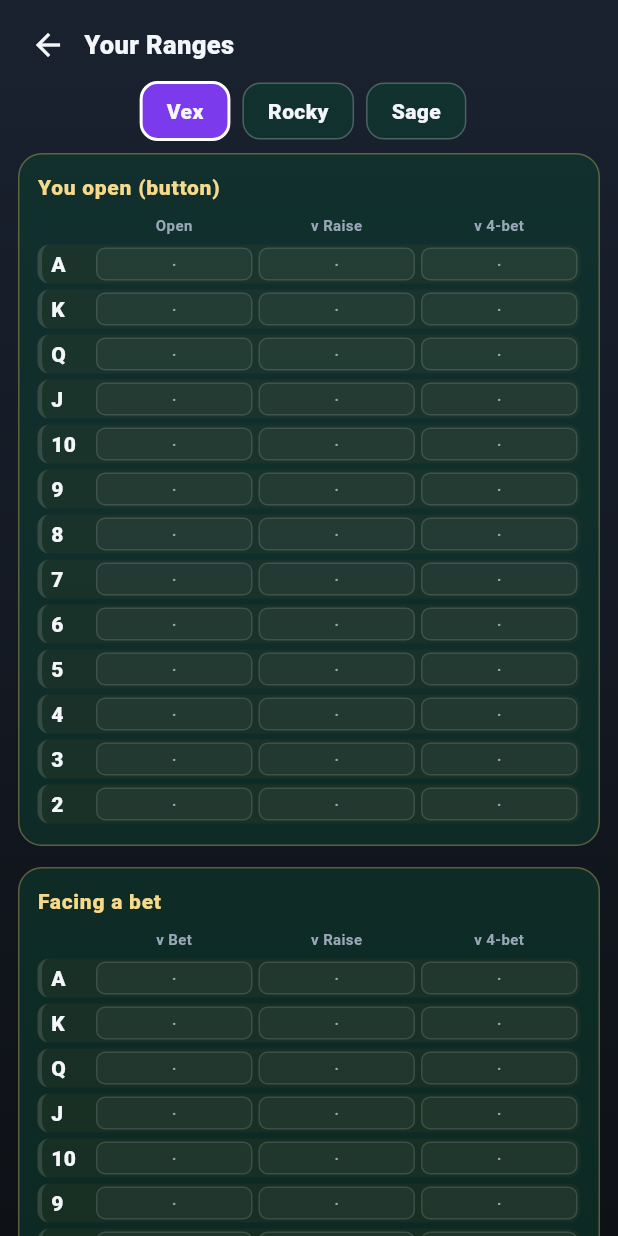
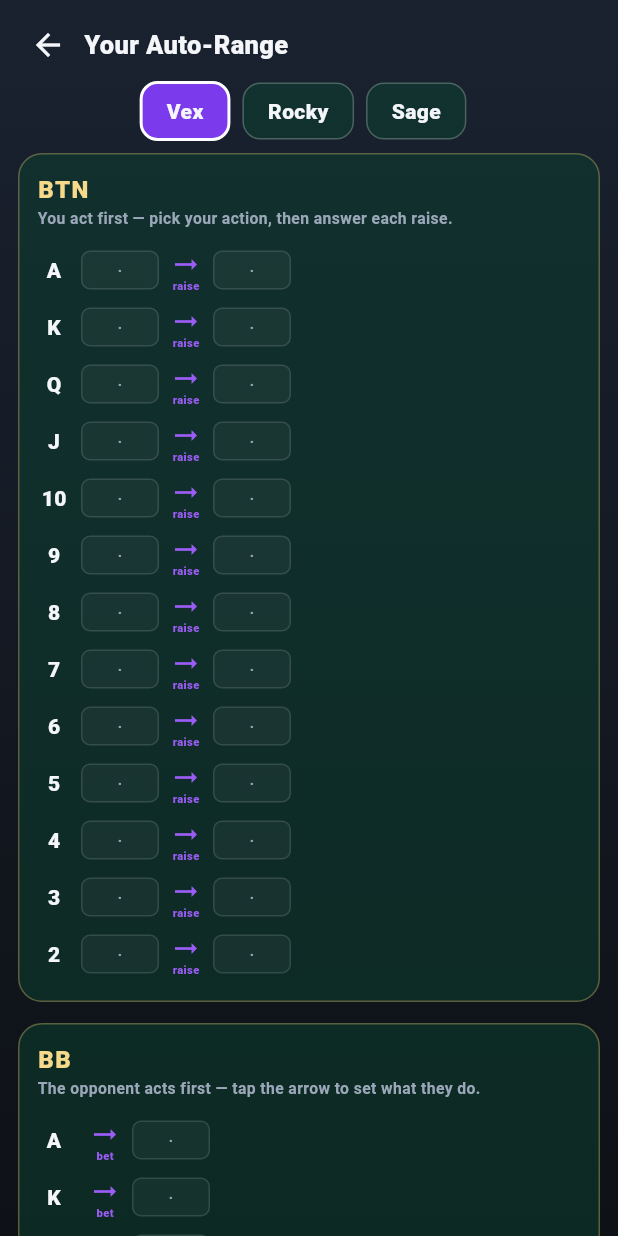
Before and after one commit to codin-shmodin/NuclearPoker, a Flutter app: the AdventureMapScreen screen opened directly, after a tap on the "grid view" icon, on a phone screen of 412 x 824 dp. Run offline on Flutter 3.47's test engine with Material 3 defaults, Android fonts, the phone set to English and light mode, and no system bars; our stand-ins replace flutter_animate, shared_preferences; accounts and stored records are empty.

Commit message:
Auto-range chart: interactive BTN/BB editor; rename "bot" -> "auto-range"
Rebuild the read-only range matrix as an editable two-section chart:

- BTN (you act first): tap your action square (check/bet → cycles), an
  always-live purple arrow shows the opponent betting/raising, then a
  required square for your answer; tap dim arrows to reveal each deeper
  "they raise again" step.
- BB (opponent acts first): each row leads with a tappable arrow that
  toggles the opponent's first action — check (blue) vs bet (purple) —
  then your answer, then the same deepening pattern.

Node + verb both derive from the line's aggression depth (1=bet, 2=raise,
3+=re-raise), reusing aggroVerb/aggroVerbCap, so no schema change: it still
writes the same HumanLine over the 5 BetNodes. Tapping cycles and auto-saves
via LineStore (added HumanLine.clear() to cycle a cell back to blank).

Rename the player's saved-strategy feature from "bot" to "auto-range" in the
map intro and the chart (title/legend); the AI opponents stay "bot".

Co-Authored-By: Claude Opus 4.8 (1M context) <noreply@anthropic.com>

```diff
--- a/lib/features/adventure_map/adventure_map_screen.dart
+++ b/lib/features/adventure_map/adventure_map_screen.dart
@@ -127,13 +127,13 @@ class _AdventureMapScreenState extends State<AdventureMapScreen> {
             SizedBox(height: 14),
             _IntroPoint(
               icon: Icons.bolt_rounded,
-              text: 'Then play hands and hit Save line to teach your own bot. '
-                  'Turn on Auto and it plays your saved line for you.',
+              text: 'Then play hands and hit Save line to build your auto-range. '
+                  'Turn on Auto and it plays your auto-range for you.',
             ),
             SizedBox(height: 14),
             _IntroPoint(
               icon: Icons.grid_view_rounded,
-              text: 'See your saved ranges any time from the grid button '
+              text: 'See and edit your auto-range any time from the grid button '
                   'up top.',
             ),
             SizedBox(height: 14),
@@ -423,7 +423,7 @@ class _Hud extends StatelessWidget {
           _RewardTray(coins: coins),
           const SizedBox(width: 4),
           IconButton(
-            tooltip: 'Your ranges',
+            tooltip: 'Your auto-range',
             onPressed: onRangeChart,
             icon: const Icon(Icons.grid_view_rounded,
                 color: AppColors.textPrimary),
--- a/lib/features/adventure_map/range_chart_screen.dart
+++ b/lib/features/adventure_map/range_chart_screen.dart
@@ -1,36 +1,36 @@
 import 'package:flutter/material.dart';
 
 import '../../engine/cards/rank.dart';
-import '../../engine/players/bot_profile.dart' show BetNode, BotProfile;
+import '../../engine/players/bot_profile.dart' show BetNode;
 import '../../engine/players/range_bot.dart' show BotMove;
 import '../../theme/app_colors.dart';
+import '../headsup_trainer/headsup_controller.dart' show aggroVerb, aggroVerbCap;
 import '../headsup_trainer/human_line.dart';
 import 'level.dart';
 import 'line_store.dart';
 
-/// One situation column-group in the chart: a heading plus the chain of *your*
-/// decision nodes along the "villain keeps raising" line (see
-/// docs/expansion-plans.md §1).
-class _Situation {
-  const _Situation(this.title, this.nodes, this.columns);
-  final String title;
-  final List<BetNode> nodes;
-  final List<String> columns; // short header per node
-}
+/// Which position the row describes — the two halves of the auto-range chart.
+enum _Section { btn, bb }
 
-const List<_Situation> _situations = [
-  _Situation('You open (button)',
-      [BetNode.open, BetNode.facingRaise, BetNode.facingReraise],
-      ['Open', 'v Raise', 'v 4-bet']),
-  _Situation('Facing a bet',
-      [BetNode.facingBet, BetNode.facingRaise, BetNode.facingReraise],
-      ['v Bet', 'v Raise', 'v 4-bet']),
-  _Situation('Checked to you', [BetNode.checkedTo], ['Check?']),
-];
+/// Your options at a "passive" node (open / checked to you): check, or open the
+/// betting. At a "facing" node you can fold, call, or raise.
+const List<BotMove> _passiveMoves = [BotMove.check, BotMove.pot];
+const List<BotMove> _facingMoves = [BotMove.fold, BotMove.call, BotMove.pot];
 
-/// Read-only view of the player's *designed* range (their saved [HumanLine]) for
-/// each level — the 13 ranks × 3 situations layout. Reached from the map's
-/// chart button. Empty cells are spots you haven't captured yet.
+/// The facing node you reach when the action you're now answering is the
+/// [depth]-th aggressive action of the round (1 = a bet, 2 = a raise, 3+ = a
+/// re-raise). Deeper than a re-raise all folds back into [BetNode.facingReraise].
+BetNode _facingNode(int depth) => depth <= 1
+    ? BetNode.facingBet
+    : depth == 2
+        ? BetNode.facingRaise
+        : BetNode.facingReraise;
+
+/// The editable view of the player's own *auto-range* — the saved [HumanLine]
+/// the trainer auto-plays for them. Two sections (BTN / BB) of 13 rank rows.
+/// Tap a square to cycle your action (it auto-saves); tap a dim arrow to add the
+/// next "and the opponent raises again" step. Reached from the map's chart
+/// button, one tab per level/opponent.
 class RangeChartScreen extends StatefulWidget {
   const RangeChartScreen({super.key, required this.lineStore});
 
@@ -45,6 +45,14 @@ class _RangeChartScreenState extends State<RangeChartScreen> {
   bool _loading = true;
   int _selected = kLevels.first.id;
 
+  /// How many *optional* (opponent-raises-again) steps the player has revealed
+  /// for a given row, keyed by "section_rank_branch".
+  final Map<String, int> _revealed = {};
+
+  /// In the BB section, which branch a row currently shows: true = the opponent
+  /// opened the betting (facing a bet), false = the opponent checked to you.
+  final Map<String, bool> _bbBet = {};
+
   @override
   void initState() {
     super.initState();
@@ -58,11 +66,26 @@ class _RangeChartScreenState extends State<RangeChartScreen> {
     if (mounted) setState(() => _loading = false);
   }
 
+  HumanLine get _line => _lines[_selected] ??= HumanLine();
+
+  Future<void> _save() => widget.lineStore.save(_selected, _line);
+
+  void _cycle(BetNode node, int rv, List<BotMove> moves) {
+    final cycle = <BotMove?>[null, ...moves];
+    final i = cycle.indexOf(_line.moveAt(node, rv));
+    final next = cycle[(i + 1) % cycle.length];
+    setState(() {
+      if (next == null) {
+        _line.clear(node, rv);
+      } else {
+        _line.record(node, rv, next);
+      }
+    });
+    _save();
+  }
+
   @override
   Widget build(BuildContext context) {
-    final line = _lines[_selected] ?? HumanLine();
-    final level = kLevels.firstWhere((l) => l.id == _selected);
-    final profile = botProfileFor(level.botProfileId);
     return Scaffold(
       body: Container(
         decoration: const BoxDecoration(
@@ -87,9 +110,8 @@ class _RangeChartScreenState extends State<RangeChartScreen> {
                         padding: const EdgeInsets.fromLTRB(12, 4, 12, 24),
                         child: Column(
                           children: [
-                            for (final s in _situations)
-                              _SituationCard(
-                                  situation: s, line: line, profile: profile),
+                            _sectionCard(_Section.btn),
+                            _sectionCard(_Section.bb),
                             const _ChartLegend(),
                           ],
                         ),
@@ -111,7 +133,7 @@ class _RangeChartScreenState extends State<RangeChartScreen> {
               onPressed: () => Navigator.of(context).maybePop(),
             ),
             const Text(
-              'Your Ranges',
+              'Your Auto-Range',
               style: TextStyle(
                 fontSize: 17,
                 fontWeight: FontWeight.w800,
@@ -138,7 +160,226 @@ class _RangeChartScreenState extends State<RangeChartScreen> {
           ],
         ),
       );
+
+  // ---- Section + rows -----------------------------------------------------
+
+  Widget _sectionCard(_Section section) {
+    final ranks = Rank.values.reversed.toList(); // A → 2
+    final isBtn = section == _Section.btn;
+    return Container(
+      margin: const EdgeInsets.only(bottom: 14),
+      padding: const EdgeInsets.all(12),
+      decoration: BoxDecoration(
+        color: AppColors.feltDark.withValues(alpha: 0.55),
+        borderRadius: BorderRadius.circular(16),
+        border: Border.all(color: AppColors.gold.withValues(alpha: 0.35)),
+      ),
+      child: Column(
+        crossAxisAlignment: CrossAxisAlignment.start,
+        children: [
+          Text(
+            isBtn ? 'BTN' : 'BB',
+            style: const TextStyle(
+              fontSize: 16,
+              fontWeight: FontWeight.w900,
+              color: AppColors.goldBright,
+              letterSpacing: 1.0,
+            ),
+          ),
+          Text(
+            isBtn
+                ? 'You act first — pick your action, then answer each raise.'
+                : 'The opponent acts first — tap the arrow to set what they do.',
+            style: const TextStyle(
+              fontSize: 10.5,
+              fontWeight: FontWeight.w600,
+              color: AppColors.textMuted,
+            ),
+          ),
+          const SizedBox(height: 8),
+          Row(
+            crossAxisAlignment: CrossAxisAlignment.start,
+            children: [
+              Column(
+                children: [
+                  for (final r in ranks)
+                    SizedBox(
+                      width: 22,
+                      height: _kRowH,
+                      child: Center(
+                        child: Text(
+                          r.label,
+                          style: const TextStyle(
+                            fontSize: 14,
+                            fontWeight: FontWeight.w900,
+                            color: AppColors.textPrimary,
+                          ),
+                        ),
+                      ),
+                    ),
+                ],
+              ),
+              const SizedBox(width: 6),
+              Expanded(
+                child: SingleChildScrollView(
+                  scrollDirection: Axis.horizontal,
+                  child: Column(
+                    crossAxisAlignment: CrossAxisAlignment.start,
+                    children: [
+                      for (final r in ranks)
+                        SizedBox(
+                          height: _kRowH,
+                          child: Row(children: _segments(section, r.value)),
+                        ),
+                    ],
+                  ),
+                ),
+              ),
+            ],
+          ),
+        ],
+      ),
+    );
+  }
+
+  /// Build one row left→right: your squares interleaved with opponent arrows,
+  /// walking the betting line and stopping where it resolves (you call/fold, or
+  /// the opponent's next raise hasn't been revealed yet).
+  List<Widget> _segments(_Section section, int rv) {
+    final out = <Widget>[];
+    int aggr; // aggressive actions taken before the square about to be added
+    BetNode node;
+
+    if (section == _Section.btn) {
+      out.add(_cell(BetNode.open, rv, _passiveMoves, 1));
+      final youChecked = _line.moveAt(BetNode.open, rv) == BotMove.check;
+      // The opponent always gets to act; this first arrow is always live.
+      aggr = youChecked ? 1 : 2; // they bet (1) if you checked, else raise (2)
+      out.add(_arrow(active: true, blue: false, label: aggroVerb(aggr)));
+      node = _facingNode(aggr);
+      out.add(_cell(node, rv, _facingMoves, aggr + 1));
+    } else {
+      final betKey = '$rv';
+      final bet = _bbBet[betKey] ?? true;
+      out.add(_arrow(
+        active: bet,
+        blue: !bet,
+        label: bet ? aggroVerb(1) : 'check',
+        onTap: () => setState(() => _bbBet[betKey] = !bet),
+      ));
+      if (bet) {
+        aggr = 1;
+        node = BetNode.facingBet;
+        out.add(_cell(node, rv, _facingMoves, aggr + 1));
+      } else {
+        aggr = 0;
+        node = BetNode.checkedTo;
+        out.add(_cell(node, rv, _passiveMoves, aggr + 1));
+      }
+    }
+
+    // Optional deeper steps: only while you keep raising (pot) does the
+    // opponent get another raise to answer.
+    final branch = section == _Section.bb ? (_bbBet['$rv'] ?? true) : true;
+    final key = '${section.name}_${rv}_$branch';
+    final revealed = _revealed[key] ?? 0;
+    var optional = 0;
+    while (true) {
+      if (_line.moveAt(node, rv) != BotMove.pot) break; // you didn't raise
+      if (node == BetNode.facingReraise) break; // deepest node we model
+      final botDepth = aggr + 2; // your raise = aggr+1, their re-raise = aggr+2
+      final nextNode = _facingNode(botDepth);
+      final hasData = _line.moveAt(nextNode, rv) != null;
+      final active = optional < revealed || hasData;
+      final idx = optional;
+      out.add(_arrow(
+        active: active,
+        blue: false,
+        label: aggroVerb(botDepth),
+        onTap: active ? null : () => setState(() => _revealed[key] = idx + 1),
+      ));
+      if (!active) break; // dim arrow — wait for the player to reveal it
+      aggr = botDepth;
+      node = nextNode;
+      out.add(_cell(node, rv, _facingMoves, aggr + 1));
+      optional++;
+    }
+    return out;
+  }
+
+  Widget _cell(BetNode node, int rv, List<BotMove> moves, int aggrIndex) {
+    final move = _line.moveAt(node, rv);
+    return GestureDetector(
+      onTap: () => _cycle(node, rv, moves),
+      child: Container(
+        width: 52,
+        height: 26,
+        margin: const EdgeInsets.symmetric(horizontal: 1, vertical: 4),
+        alignment: Alignment.center,
+        decoration: BoxDecoration(
+          color: move == null
+              ? Colors.white.withValues(alpha: 0.04)
+              : _moveColor(move).withValues(alpha: 0.9),
+          borderRadius: BorderRadius.circular(6),
+          border: Border.all(
+            color: move == null ? Colors.white12 : Colors.white24,
+          ),
+        ),
+        child: Text(
+          move == null ? '·' : _moveLabel(move, aggrIndex),
+          style: TextStyle(
+            fontSize: 9,
+            fontWeight: FontWeight.w900,
+            color: move == null ? AppColors.textMuted : Colors.white,
+          ),
+        ),
+      ),
+    );
+  }
+
+  /// An opponent action between two of your squares. [active] arrows are filled
+  /// (purple for a bet/raise, blue for a check); a dim arrow is an unrevealed
+  /// "they raise again" step you can tap to add.
+  Widget _arrow({
+    required bool active,
+    required bool blue,
+    required String label,
+    VoidCallback? onTap,
+  }) {
+    final color = !active
+        ? Colors.white.withValues(alpha: 0.22)
+        : blue
+            ? AppColors.chipBlue
+            : AppColors.potPurple;
+    return GestureDetector(
+      onTap: onTap,
+      behavior: HitTestBehavior.opaque,
+      child: SizedBox(
+        width: 34,
+        height: _kRowH,
+        child: Column(
+          mainAxisAlignment: MainAxisAlignment.center,
+          children: [
+            Icon(Icons.arrow_right_alt, color: color, size: 22),
+            Text(
+              label,
+              maxLines: 1,
+              overflow: TextOverflow.visible,
+              style: TextStyle(
+                fontSize: 7.5,
+                height: 1,
+                fontWeight: FontWeight.w800,
+                color: color,
+              ),
+            ),
+          ],
+        ),
+      ),
+    );
+  }
 }
+
+const double _kRowH = 38;
 
 class _LevelTab extends StatelessWidget {
   const _LevelTab(
@@ -176,132 +417,6 @@ class _LevelTab extends StatelessWidget {
   }
 }
 
-class _SituationCard extends StatelessWidget {
-  const _SituationCard(
-      {required this.situation, required this.line, required this.profile});
-
-  final _Situation situation;
-  final HumanLine line;
-  final BotProfile profile;
-
-  @override
-  Widget build(BuildContext context) {
-    final ranks = Rank.values.reversed.toList(); // A → 2
-    return Container(
-      margin: const EdgeInsets.only(bottom: 14),
-      padding: const EdgeInsets.all(12),
-      decoration: BoxDecoration(
-        color: AppColors.feltDark.withValues(alpha: 0.55),
-        borderRadius: BorderRadius.circular(16),
-        border: Border.all(color: AppColors.gold.withValues(alpha: 0.35)),
-      ),
-      child: Column(
-        crossAxisAlignment: CrossAxisAlignment.start,
-        children: [
-          Text(
-            situation.title,
-            style: const TextStyle(
-              fontSize: 14,
-              fontWeight: FontWeight.w900,
-              color: AppColors.goldBright,
-              letterSpacing: 0.5,
-            ),
-          ),
-          const SizedBox(height: 8),
-          // Column headers.
-          Row(
-            children: [
-              const SizedBox(width: 37),
-              for (final c in situation.columns)
-                Expanded(
-                  child: Text(
-                    c,
-                    textAlign: TextAlign.center,
-                    style: const TextStyle(
-                      fontSize: 10,
-                      fontWeight: FontWeight.w700,
-                      color: AppColors.textMuted,
-                    ),
-                  ),
-                ),
-            ],
-          ),
-          const SizedBox(height: 4),
-          for (final r in ranks) _rankRow(r),
-        ],
-      ),
-    );
-  }
-
-  Widget _rankRow(Rank r) {
-    final state = _lineState(profile, line, situation.nodes, r.value);
-    // Subtle line-completeness wash behind the row: faint green when the line
-    // is resolved (the bot has no further raise), faint amber when it's still
-    // open (empty, or the bot could re-raise and we've saved no answer).
-    final wash = switch (state) {
-      _LineState.complete => AppColors.win.withValues(alpha: 0.10),
-      _LineState.incomplete => const Color(0xFFE08A2B).withValues(alpha: 0.10),
-      _LineState.empty => const Color(0xFFE08A2B).withValues(alpha: 0.05),
-    };
-    final edge = switch (state) {
-      _LineState.complete => AppColors.win.withValues(alpha: 0.7),
-      _LineState.incomplete => const Color(0xFFE08A2B).withValues(alpha: 0.7),
-      _LineState.empty => Colors.white.withValues(alpha: 0.12),
-    };
-    return Container(
-      margin: const EdgeInsets.symmetric(vertical: 2),
-      decoration: BoxDecoration(
-        color: wash,
-        borderRadius: BorderRadius.circular(8),
-        border: Border(left: BorderSide(color: edge, width: 3)),
-      ),
-      padding: const EdgeInsets.fromLTRB(6, 2, 0, 2),
-      child: Row(
-        children: [
-          SizedBox(
-            width: 28,
-            child: Text(
-              r.label,
-              style: const TextStyle(
-                fontSize: 14,
-                fontWeight: FontWeight.w900,
-                color: AppColors.textPrimary,
-              ),
-            ),
-          ),
-          for (final node in situation.nodes)
-            Expanded(child: _cell(line.moveAt(node, r.value))),
-        ],
-      ),
-    );
-  }
-
-  Widget _cell(BotMove? move) {
-    return Container(
-      height: 22,
-      margin: const EdgeInsets.symmetric(horizontal: 2),
-      alignment: Alignment.center,
-      decoration: BoxDecoration(
-        color: move == null
-            ? Colors.white.withValues(alpha: 0.04)
-            : _moveColor(move).withValues(alpha: 0.9),
-        borderRadius: BorderRadius.circular(6),
-        border: Border.all(
-          color: move == null ? Colors.white12 : Colors.white24,
-        ),
-      ),
-      child: Text(
-        move == null ? '·' : _moveLabel(move),
-        style: TextStyle(
-          fontSize: 9,
-          fontWeight: FontWeight.w900,
-          color: move == null ? AppColors.textMuted : Colors.white,
-        ),
-      ),
-    );
-  }
-}
-
 Color _moveColor(BotMove move) {
   switch (move) {
     case BotMove.pot:
@@ -315,10 +430,10 @@ Color _moveColor(BotMove move) {
   }
 }
 
-String _moveLabel(BotMove move) {
+String _moveLabel(BotMove move, int aggrIndex) {
   switch (move) {
     case BotMove.pot:
-      return 'POT';
+      return aggroVerbCap(aggrIndex).toUpperCase(); // BET / RAISE / 3-BET …
     case BotMove.call:
       return 'CALL';
     case BotMove.check:
@@ -328,51 +443,7 @@ String _moveLabel(BotMove move) {
   }
 }
 
-/// How resolved a saved line is. [empty] = nothing saved here; [complete] = the
-/// line ends with no further bot raise possible; [incomplete] = the bot could
-/// still re-raise and we've saved no answer.
-enum _LineState { empty, complete, incomplete }
-
-/// The bot's facing node right after we pot/raise at one of *our* nodes — one
-/// raise deeper down the ladder.
-BetNode _botFacesAfterOurPot(BetNode ours) {
-  switch (ours) {
-    case BetNode.open:
-    case BetNode.checkedTo:
-      return BetNode.facingBet;
-    case BetNode.facingBet:
-      return BetNode.facingRaise;
-    case BetNode.facingRaise:
-    case BetNode.facingReraise:
-      return BetNode.facingReraise;
-  }
-}
-
-/// Whether the bot ever pots (raises) at [node] with any card.
-bool _botEverPots(BotProfile profile, BetNode node) =>
-    Rank.values.any((r) => profile.moveAt(node, r.value) == BotMove.pot);
-
-/// Walk a situation's "bot keeps raising" chain for one card and report whether
-/// the line is resolved. We pot → the bot may re-raise (faces a node one deeper):
-/// if it never raises there the line is done; if it can, we need the next node
-/// filled, else the line is still open.
-_LineState _lineState(
-    BotProfile profile, HumanLine line, List<BetNode> nodes, int v) {
-  for (var i = 0; i < nodes.length; i++) {
-    final move = line.moveAt(nodes[i], v);
-    if (move == null) {
-      return i == 0 ? _LineState.empty : _LineState.incomplete;
-    }
-    if (move != BotMove.pot) return _LineState.complete; // passive → resolved
-    if (!_botEverPots(profile, _botFacesAfterOurPot(nodes[i]))) {
-      return _LineState.complete; // our raise can't be re-raised
-    }
-    if (i == nodes.length - 1) return _LineState.incomplete; // no deeper column
-  }
-  return _LineState.incomplete;
-}
-
-/// The small key under the chart explaining the row washes.
+/// The small key under the chart.
 class _ChartLegend extends StatelessWidget {
   const _ChartLegend();
 
@@ -380,12 +451,30 @@ class _ChartLegend extends StatelessWidget {
   Widget build(BuildContext context) {
     return Padding(
       padding: const EdgeInsets.only(top: 4, bottom: 8),
-      child: Row(
-        mainAxisAlignment: MainAxisAlignment.center,
+      child: Column(
         children: [
-          _swatch(AppColors.win, 'Line resolved'),
-          const SizedBox(width: 16),
-          _swatch(const Color(0xFFE08A2B), 'Bot may re-raise / empty'),
+          Wrap(
+            alignment: WrapAlignment.center,
+            spacing: 14,
+            runSpacing: 6,
+            children: [
+              _swatch(AppColors.potPurple, 'Bet / raise'),
+              _swatch(AppColors.chipGreen, 'Call'),
+              _swatch(AppColors.chipBlue, 'Check'),
+              _swatch(AppColors.danger, 'Fold'),
+            ],
+          ),
+          const SizedBox(height: 6),
+          Text(
+            'Tap a square to set your action · tap a dim arrow to add the '
+            'opponent’s next raise',
+            textAlign: TextAlign.center,
+            style: TextStyle(
+              fontSize: 10.5,
+              color: AppColors.textMuted.withValues(alpha: 0.9),
+              fontWeight: FontWeight.w600,
+            ),
+          ),
         ],
       ),
     );
@@ -398,9 +487,9 @@ class _ChartLegend extends StatelessWidget {
             width: 14,
             height: 14,
             decoration: BoxDecoration(
-              color: color.withValues(alpha: 0.18),
+              color: color.withValues(alpha: 0.9),
               borderRadius: BorderRadius.circular(4),
-              border: Border(left: BorderSide(color: color, width: 3)),
+              border: Border.all(color: Colors.white24),
             ),
           ),
           const SizedBox(width: 6),
--- a/lib/features/headsup_trainer/human_line.dart
+++ b/lib/features/headsup_trainer/human_line.dart
@@ -24,6 +24,12 @@ class HumanLine {
   /// Bind [move] to ([node], [rankValue]), overwriting any previous choice.
   void record(BetNode node, int rankValue, BotMove move) {
     (_moves[node] ??= <int, BotMove>{})[rankValue] = move;
+  }
+
+  /// Forget the action saved at ([node], [rankValue]), if any — used by the
+  /// editor when a cell cycles back to its blank state.
+  void clear(BetNode node, int rankValue) {
+    _moves[node]?.remove(rankValue);
   }
 
   /// Fold every entry of [other] into this line (other wins on conflict).
```
